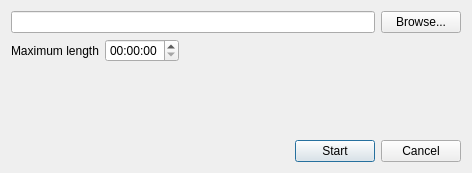
Before: the Qt Designer form RecordingDialog.ui in soramimi/DeckLinkCapture, drawn with Qt 5.
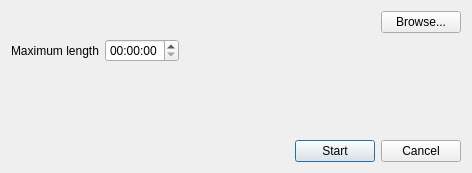
After: the same form once the commit is applied.

The edit to the form file:
```diff
--- a/RecordingDialog.ui
+++ b/RecordingDialog.ui
@@ -18,6 +18,12 @@
     <layout class="QHBoxLayout" name="horizontalLayout_2">
      <item>
       <widget class="QLineEdit" name="lineEdit_path">
+       <property name="enabled">
+        <bool>false</bool>
+       </property>
+       <property name="frame">
+        <bool>false</bool>
+       </property>
        <property name="readOnly">
         <bool>true</bool>
        </property>
```
